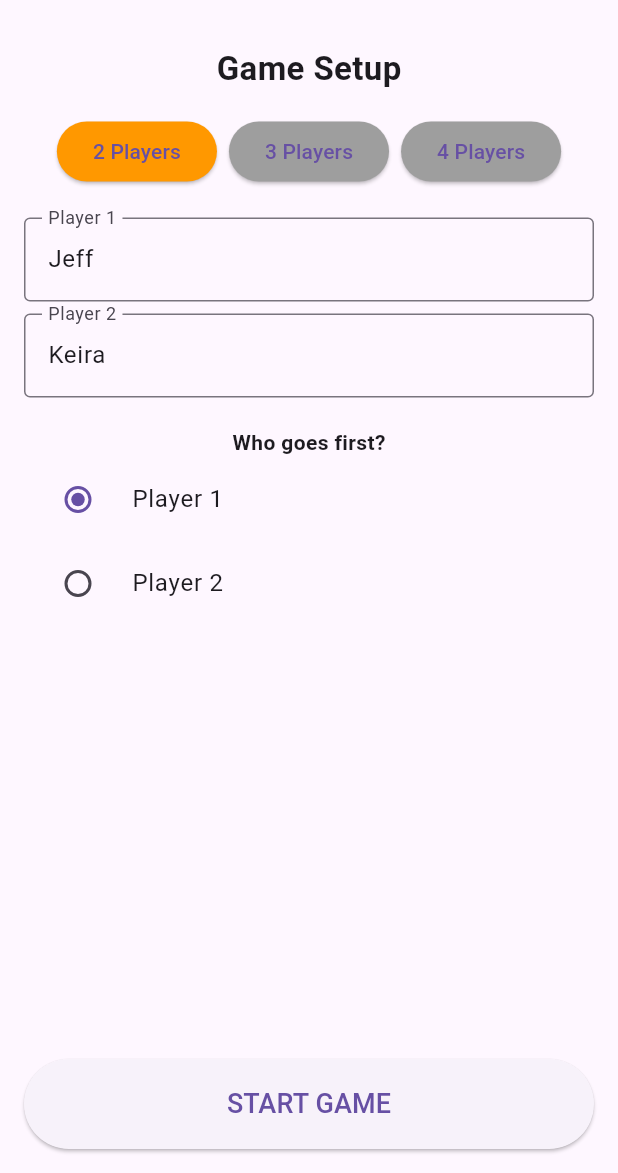
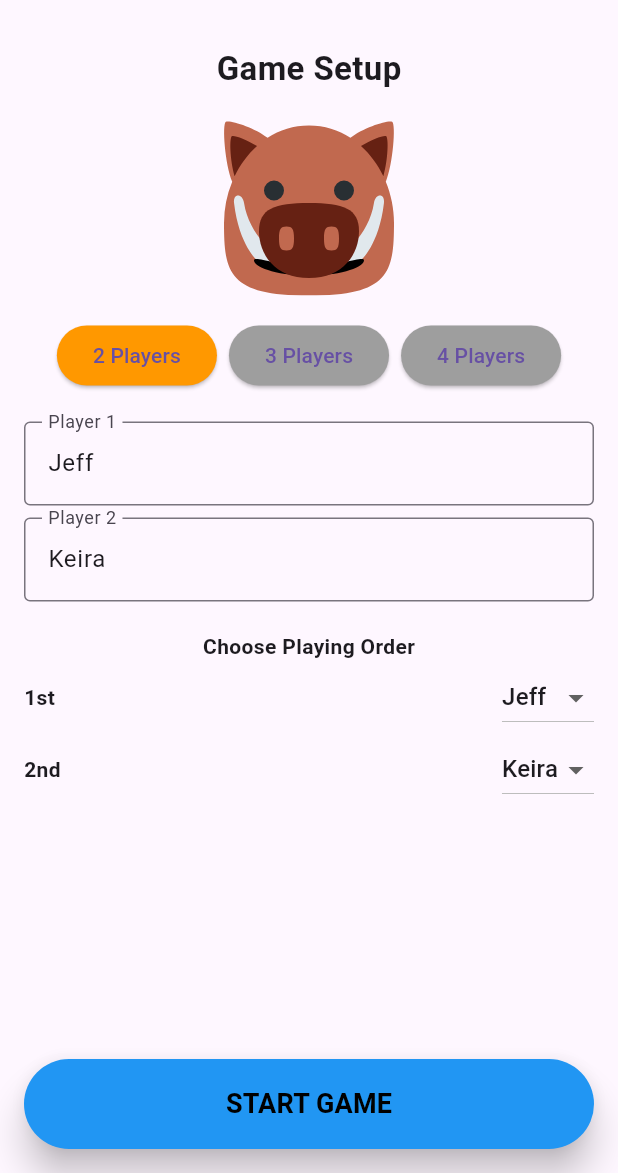
Before and after one commit to jeffhearn71-gif/top_hog_app, a Flutter app: the screen it shows after launch, on a phone screen of 412 x 824 dp, the part 63-1236 px from its top. Run offline on Flutter 3.47's test engine with Material 3 defaults, Android fonts, the phone set to English and light mode, and no system bars; our stand-ins replace audioplayers, flutter_svg.

Commit message:
checkpoint: restored setup screen

```diff
--- a/lib/presentation/screens/setup_screen.dart
+++ b/lib/presentation/screens/setup_screen.dart
@@ -1,4 +1,7 @@
 import 'package:flutter/material.dart';
+import 'package:flutter_svg/flutter_svg.dart';
+import 'package:audioplayers/audioplayers.dart';
+
 import '../../application/game_controller.dart';
 import '../../domain/enums/game_phase.dart';
 import '../../domain/models/match_state.dart';
@@ -15,14 +18,24 @@ class SetupScreen extends StatefulWidget {
 
 class _SetupScreenState extends State<SetupScreen> {
   int playerCount = 2;
-  int startingPlayerIndex = 0;
+  late List<int> playOrder;
 
   final defaultNames = ['Jeff', 'Keira', 'Meredith', 'Dan'];
   late List<TextEditingController> controllers;
 
+  String _suffix(int n) {
+    if (n == 1) return 'st';
+    if (n == 2) return 'nd';
+    if (n == 3) return 'rd';
+    return 'th';
+  }
+
   @override
   void initState() {
     super.initState();
+
+    // Default play order for up to 4 players.
+    playOrder = List.generate(4, (index) => index);
 
     controllers = List.generate(
       4,
@@ -30,27 +43,38 @@ class _SetupScreenState extends State<SetupScreen> {
     );
   }
 
+  Future<void> _playEventSound(String fileName) async {
+    try {
+      final player = AudioPlayer();
+      await player.play(AssetSource('sounds/$fileName'));
+    } catch (e) {
+      debugPrint('Sound error: $e');
+    }
+  }
+
   void _startGame() {
-    final players = List.generate(playerCount, (index) {
+    final players = List.generate(playerCount, (position) {
+      final playerIndex = playOrder[position];
+
       return PlayerInMatch(
-        trueId: 'local_${DateTime.now().millisecondsSinceEpoch}_$index',
-        alias: controllers[index].text.trim().isEmpty
-            ? defaultNames[index]
-            : controllers[index].text.trim(),
-        playOrder: index + 1,
+        trueId: 'local_${DateTime.now().millisecondsSinceEpoch}_$playerIndex',
+        alias: controllers[playerIndex].text.trim().isEmpty
+            ? defaultNames[playerIndex]
+            : controllers[playerIndex].text.trim(),
+        playOrder: position + 1,
       );
     });
 
     final matchState = MatchState(
       players: players,
-      activePlayerIndex: startingPlayerIndex,
+      activePlayerIndex: 0,
       phase: GamePhase.startTurn,
       currentSet: SetState(setNumber: 1),
     );
 
     final controller = GameController(state: matchState);
 
-    // ✅ Start the first turn before navigating
+    // Start the first turn before navigating
     controller.startTurn();
 
     Navigator.pushReplacement(
@@ -74,7 +98,11 @@ class _SetupScreenState extends State<SetupScreen> {
 
             const SizedBox(height: 16),
 
-            // ✅ Player count
+            SvgPicture.asset('assets/icons/rank5_top_hog.svg', height: 120),
+
+            const SizedBox(height: 16),
+
+            // Player count
             Row(
               mainAxisAlignment: MainAxisAlignment.center,
               children: [2, 3, 4].map((count) {
@@ -82,19 +110,21 @@ class _SetupScreenState extends State<SetupScreen> {
                   padding: const EdgeInsets.symmetric(horizontal: 4),
                   child: ElevatedButton(
                     onPressed: () {
+                      _playEventSound('button_click.mp3');
+
                       setState(() {
                         playerCount = count;
-                        if (startingPlayerIndex >= playerCount) {
-                          startingPlayerIndex = 0;
-                        }
+
+                        // Reset play order to a valid default for the selected player count
+                        playOrder = List.generate(count, (index) => index);
                       });
                     },
-                    child: Text('$count Players'),
                     style: ElevatedButton.styleFrom(
                       backgroundColor: playerCount == count
                           ? Colors.orange
                           : Colors.grey,
                     ),
+                    child: Text('$count Players'),
                   ),
                 );
               }).toList(),
@@ -102,7 +132,7 @@ class _SetupScreenState extends State<SetupScreen> {
 
             const SizedBox(height: 16),
 
-            // ✅ Name inputs
+            // Name inputs
             Column(
               children: List.generate(playerCount, (index) {
                 return Padding(
@@ -120,36 +150,76 @@ class _SetupScreenState extends State<SetupScreen> {
 
             const SizedBox(height: 16),
 
-            // ✅ Who goes first
             const Text(
-              'Who goes first?',
+              'Choose Playing Order',
               style: TextStyle(fontWeight: FontWeight.bold),
             ),
 
             Column(
-              children: List.generate(playerCount, (index) {
-                return RadioListTile<int>(
-                  title: Text('Player ${index + 1}'),
-                  value: index,
-                  groupValue: startingPlayerIndex,
-                  onChanged: (value) {
-                    setState(() {
-                      startingPlayerIndex = value!;
-                    });
-                  },
+              children: List.generate(playerCount, (position) {
+                return Row(
+                  mainAxisAlignment: MainAxisAlignment.spaceBetween,
+                  children: [
+                    Text(
+                      '${position + 1}${_suffix(position + 1)}',
+                      style: const TextStyle(fontWeight: FontWeight.bold),
+                    ),
+
+                    DropdownButton<int>(
+                      value: playOrder[position],
+                      items: List.generate(playerCount, (playerIndex) {
+                        return DropdownMenuItem<int>(
+                          value: playerIndex,
+                          child: Text(
+                            controllers[playerIndex].text.isEmpty
+                                ? 'Player ${playerIndex + 1}'
+                                : controllers[playerIndex].text,
+                          ),
+                        );
+                      }),
+                      onChanged: (value) {
+                        if (value == null) return;
+
+                        setState(() {
+                          final otherIndex = playOrder.indexOf(value);
+
+                          // If this player is already selected elsewhere → swap
+                          if (otherIndex != -1 && otherIndex != position) {
+                            final temp = playOrder[position];
+                            playOrder[position] = value;
+                            playOrder[otherIndex] = temp;
+                          } else {
+                            playOrder[position] = value;
+                          }
+                        });
+                      },
+                    ),
+                  ],
                 );
               }),
             ),
 
             const Spacer(),
 
-            // ✅ Start button
+            // Start button
             ElevatedButton(
-              onPressed: _startGame,
               style: ElevatedButton.styleFrom(
+                backgroundColor: Colors.blue,
                 minimumSize: const Size.fromHeight(60),
+                elevation: 10,
               ),
-              child: const Text('START GAME', style: TextStyle(fontSize: 18)),
+              onPressed: () {
+                _playEventSound('start_button.mp3');
+                _startGame();
+              },
+              child: const Text(
+                'START GAME',
+                style: TextStyle(
+                  fontSize: 18,
+                  fontWeight: FontWeight.bold,
+                  color: Colors.black,
+                ),
+              ),
             ),
           ],
         ),
```
